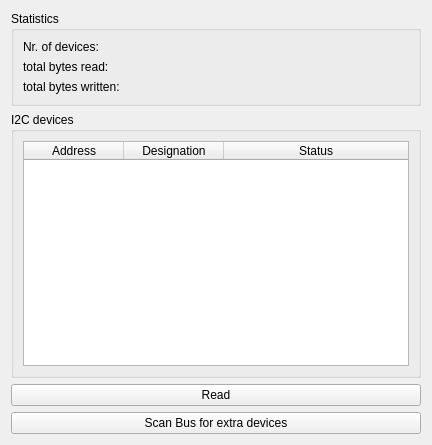
MuonPi/muondetector, file gui/src/i2cform.ui: the form before one commit.
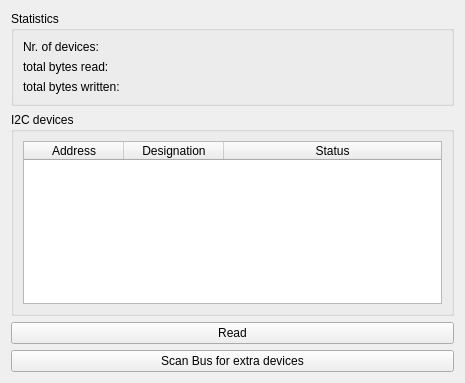
The form after the commit.

Commit message: modified the widget layouts and sizes slightly to allow for a slightly smaller window height

Diff of the .ui file:
```diff
--- a/gui/src/i2cform.ui
+++ b/gui/src/i2cform.ui
@@ -6,8 +6,8 @@
    <rect>
     <x>0</x>
     <y>0</y>
-    <width>432</width>
-    <height>445</height>
+    <width>465</width>
+    <height>383</height>
    </rect>
   </property>
   <property name="windowTitle">
```
The commit also changes 9 other files.
